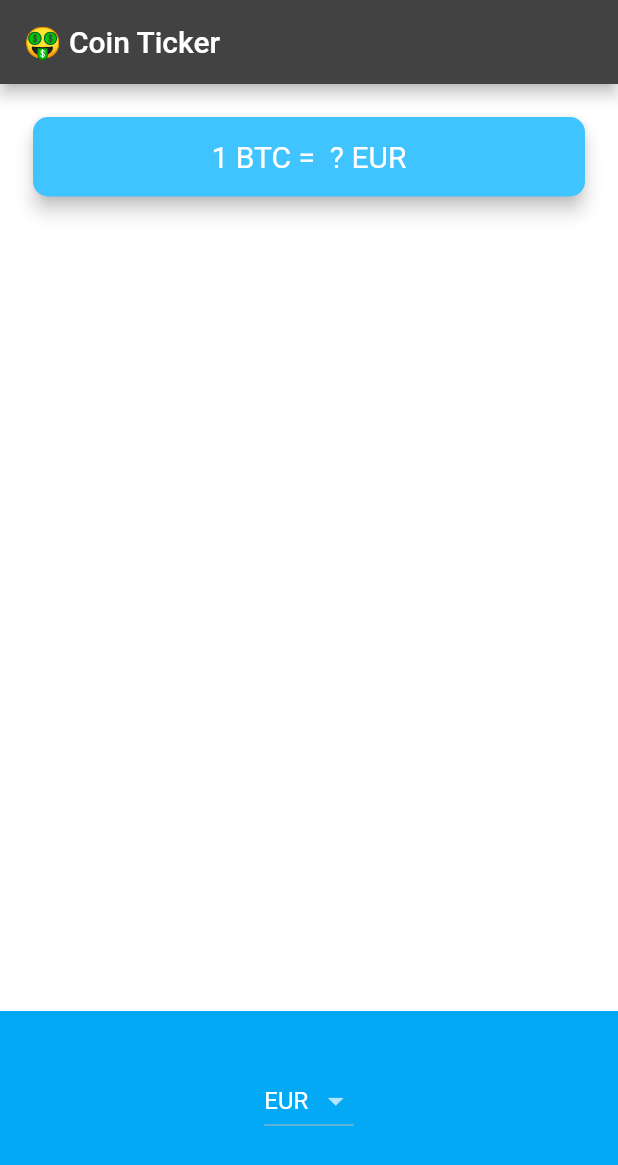
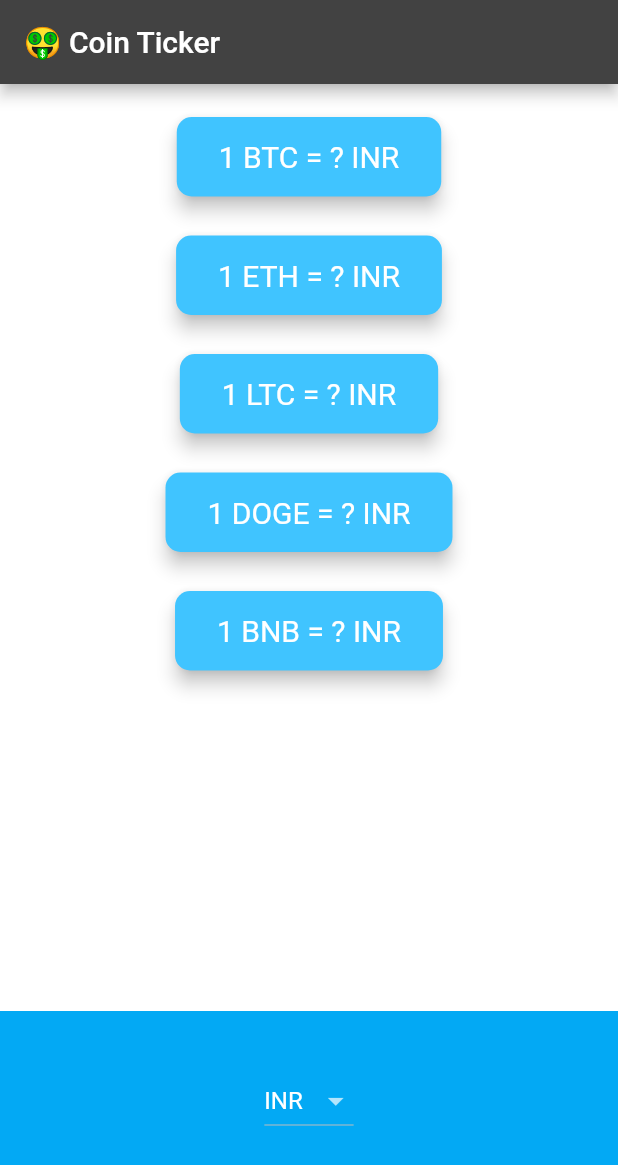
Before and after one commit to ursmaheshj/CryptoCurrencyRateFetcher, a Flutter app: the screen it shows after launch, on a phone screen of 412 x 824 dp. Shown: the top 1165 px of the screen. Run offline on Flutter 3.47's test engine with Material 2 defaults, Android fonts, the phone set to English and light mode, and no system bars; network calls fail.

Commit message:
Api updated to fetch all crypto rates based on currency

```diff
--- a/lib/price_screen.dart
+++ b/lib/price_screen.dart
@@ -11,9 +11,24 @@ class PriceScreen extends StatefulWidget {
 }
 
 class _PriceScreenState extends State<PriceScreen> {
-  String bitcoin = 'BTC';
-  String selectedCurrency = 'EUR';
-  String rate = ' ?';
+  String selectedCurrency = 'INR';
+
+  Map<String, String> cryptoPrices = {};
+
+  bool isWaiting = false;
+
+  void getCryptoData() async {
+    isWaiting = true;
+    try {
+      var priceData = await CoinData().fetchRateData(selectedCurrency);
+      isWaiting = false;
+      setState(() {
+        cryptoPrices = priceData;
+      });
+    } catch (e) {
+      print(e);
+    }
+  }
 
   DropdownButton<String> getAndroidDropdownButton() {
     List<DropdownMenuItem<String>> dropDownItoms = [];
@@ -29,13 +44,9 @@ class _PriceScreenState extends State<PriceScreen> {
         value: selectedCurrency,
         items: dropDownItoms,
         onChanged: (value) async {
-          CoinData c1 = CoinData();
-          var r = await c1.fetchRate();
-
+          getCryptoData();
           setState(() {
-            bitcoin = r['asset_id_base'];
-            selectedCurrency = r['asset_id_quote'];
-            rate = r['rate'].toString();
+            selectedCurrency = value!;
           });
         });
   }
@@ -63,6 +74,27 @@ class _PriceScreenState extends State<PriceScreen> {
     }
   }
 
+  Column makeCryptoCards() {
+    List<CryptoCard> cryptoCards = [];
+    for (String crypto in cryptoList) {
+      cryptoCards.add(CryptoCard(
+        cryptoCurrency: crypto,
+        rate: isWaiting ? '?' : cryptoPrices[crypto],
+        selectedCurrency: selectedCurrency,
+      ));
+    }
+    return Column(
+      children: cryptoCards,
+    );
+  }
+
+  @override
+  void initState() {
+    // TODO: implement initState
+    super.initState();
+    getCryptoData();
+  }
+
   @override
   Widget build(BuildContext context) {
     return Scaffold(
@@ -73,28 +105,7 @@ class _PriceScreenState extends State<PriceScreen> {
         mainAxisAlignment: MainAxisAlignment.spaceBetween,
         crossAxisAlignment: CrossAxisAlignment.stretch,
         children: <Widget>[
-          Padding(
-            padding: const EdgeInsets.fromLTRB(18.0, 18.0, 18.0, 0),
-            child: Card(
-              color: Colors.lightBlueAccent,
-              elevation: 5.0,
-              shape: RoundedRectangleBorder(
-                borderRadius: BorderRadius.circular(10.0),
-              ),
-              child: Padding(
-                padding: const EdgeInsets.symmetric(
-                    vertical: 15.0, horizontal: 28.0),
-                child: Text(
-                  '1 $bitcoin = $rate $selectedCurrency',
-                  textAlign: TextAlign.center,
-                  style: const TextStyle(
-                    fontSize: 20.0,
-                    color: Colors.white,
-                  ),
-                ),
-              ),
-            ),
-          ),
+          makeCryptoCards(),
           Container(
             height: 150.0,
             alignment: Alignment.center,
@@ -108,6 +119,44 @@ class _PriceScreenState extends State<PriceScreen> {
   }
 }
 
+class CryptoCard extends StatelessWidget {
+  const CryptoCard({
+    Key? key,
+    required this.cryptoCurrency,
+    required this.rate,
+    required this.selectedCurrency,
+  }) : super(key: key);
+
+  final String cryptoCurrency;
+  final String? rate;
+  final String selectedCurrency;
+
+  @override
+  Widget build(BuildContext context) {
+    return Padding(
+      padding: const EdgeInsets.fromLTRB(18.0, 18.0, 18.0, 0),
+      child: Card(
+        color: Colors.lightBlueAccent,
+        elevation: 5.0,
+        shape: RoundedRectangleBorder(
+          borderRadius: BorderRadius.circular(10.0),
+        ),
+        child: Padding(
+          padding: const EdgeInsets.symmetric(vertical: 15.0, horizontal: 28.0),
+          child: Text(
+            '1 $cryptoCurrency = $rate $selectedCurrency',
+            textAlign: TextAlign.center,
+            style: const TextStyle(
+              fontSize: 20.0,
+              color: Colors.white,
+            ),
+          ),
+        ),
+      ),
+    );
+  }
+}
+
 // currenciesList.map((String items) {
 //                   return DropdownMenuItem(value: items, child: Text(items));
 //                 }).toList()
```
Also changed, not shown: lib/coin_data.dart (+20 -8 lines).
